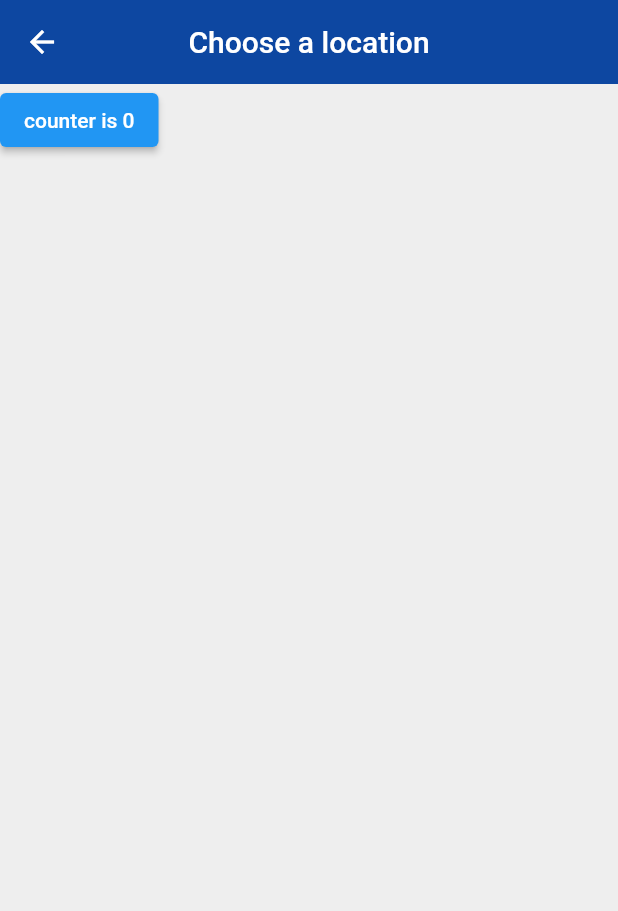
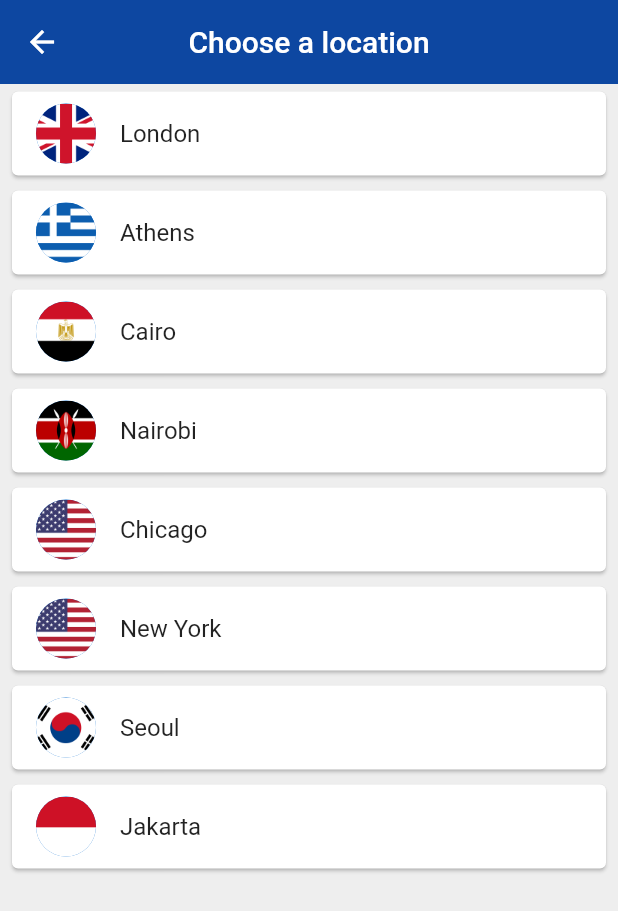
Before and after one commit to christianR15c/world-time-flutter-app, a Flutter app: the ChooseLocation screen opened by its route, on a phone screen of 412 x 824 dp. Shown: the top 911 px of the screen. Run offline on Flutter 3.47's test engine with Material 2 defaults, Android fonts, the phone set to English and light mode, and no system bars; network calls fail; statements that could not run were skipped.

Commit message:
basic app features added

```diff
--- a/lib/pages/choose_location.dart
+++ b/lib/pages/choose_location.dart
@@ -1,6 +1,5 @@
-// ignore_for_file: prefer_const_constructors, duplicate_ignore, avoid_print, unused_local_variable
-
 import 'package:flutter/material.dart';
+import 'package:world_time_app/services/world_time.dart';
 
 class ChooseLocation extends StatefulWidget {
   const ChooseLocation({Key? key}) : super(key: key);
@@ -10,28 +9,58 @@ class ChooseLocation extends StatefulWidget {
 }
 
 class _ChooseLocationState extends State<ChooseLocation> {
-  int counter = 0;
+  List<WorldTime> locations = [
+    WorldTime(url: 'Europe/London', location: 'London', flag: 'uk.png'),
+    WorldTime(url: 'Europe/Berlin', location: 'Athens', flag: 'greece.png'),
+    WorldTime(url: 'Africa/Cairo', location: 'Cairo', flag: 'egypt.png'),
+    WorldTime(url: 'Africa/Nairobi', location: 'Nairobi', flag: 'kenya.png'),
+    WorldTime(url: 'America/Chicago', location: 'Chicago', flag: 'usa.png'),
+    WorldTime(url: 'America/New_York', location: 'New York', flag: 'usa.png'),
+    WorldTime(url: 'Asia/Seoul', location: 'Seoul', flag: 'south_korea.png'),
+    WorldTime(url: 'Asia/Jakarta', location: 'Jakarta', flag: 'indonesia.png'),
+  ];
 
-
+  void updateTime(index) async {
+    WorldTime instance = locations[index];
+    await instance.getTime();
+    // navigate to home screen with the data getted from instance.getTime
+    Navigator.pop(context, {
+      'location': instance.location,
+      'flag': instance.flag,
+      'time': instance.time,
+      'isDaytime': instance.isDaytime
+    });
+  }
 
   @override
   Widget build(BuildContext context) {
-    print('build function ran');
     return Scaffold(
       backgroundColor: Colors.grey.shade200,
       appBar: AppBar(
         backgroundColor: Colors.blue[900],
-        title: Text('Choose a location'),
+        title: const Text('Choose a location'),
         centerTitle: true,
         elevation: 0,
       ),
-      body: ElevatedButton(
-        onPressed: () {
-          setState(() {
-            counter += 1;
-          });
+      body: ListView.builder(
+        itemCount: locations.length,
+        itemBuilder: (context, index) {
+          return Padding(
+            padding: const EdgeInsets.symmetric(vertical: 1, horizontal: 4),
+            child: Card(
+              child: ListTile(
+                onTap: () {
+                  updateTime(index);
+                },
+                title: Text(locations[index].location),
+                leading: CircleAvatar(
+                  backgroundImage:
+                      AssetImage('assets/${locations[index].flag}'),
+                ),
+              ),
+            ),
+          );
         },
-        child: Text('counter is $counter'),
       ),
     );
   }
--- a/lib/services/world_time.dart
+++ b/lib/services/world_time.dart
@@ -9,6 +9,7 @@ class WorldTime {
   late String time;
   late String flag;
   late String url;
+  late bool isDaytime;
 
   WorldTime({required this.location, required this.flag, required this.url});
 
@@ -17,7 +18,7 @@ class WorldTime {
       Response response =
           await get(Uri.parse('https://worldtimeapi.org/api/timezone/$url'));
       Map data = jsonDecode(response.body);
-      // print(data);
+      print(data);
 
       // get properties from data
       String datetime = data['datetime'];
@@ -28,6 +29,7 @@ class WorldTime {
       DateTime now = DateTime.parse(datetime);
       now = now.add(Duration(hours: int.parse(offset)));
 
+      isDaytime = now.hour > 6 && now.hour < 20 ? true : false;
       time = DateFormat.jm().format(now);
     } catch (e) {
       print('caught error: $e');
```
Also changed, not shown: lib/pages/home.dart (+57 -7 lines), lib/pages/loading.dart (+6 -5 lines), pubspec.yaml (+9 -3 lines), assets/egypt.png (added), assets/germany.png (added), assets/greece.png (added), assets/indonesia.png (added), assets/kenya.png (added), assets/south_korea.png (added), assets/uk.png (added), assets/usa.png (added).
